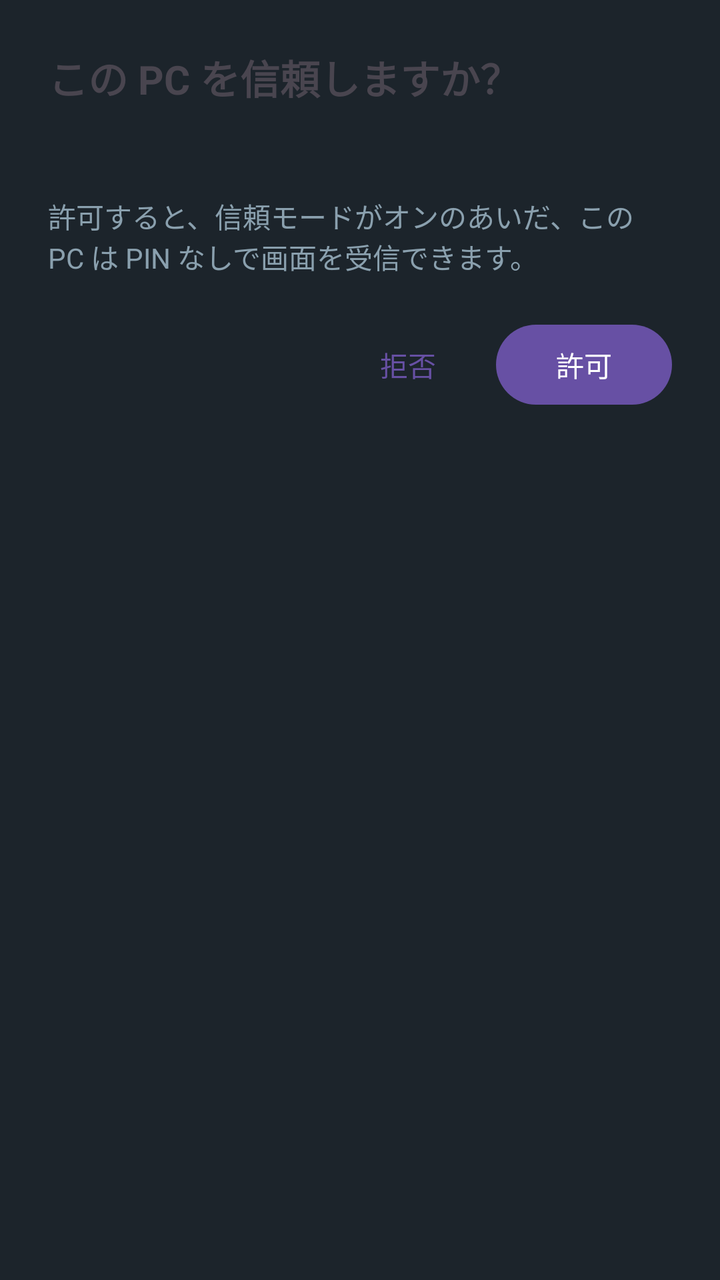
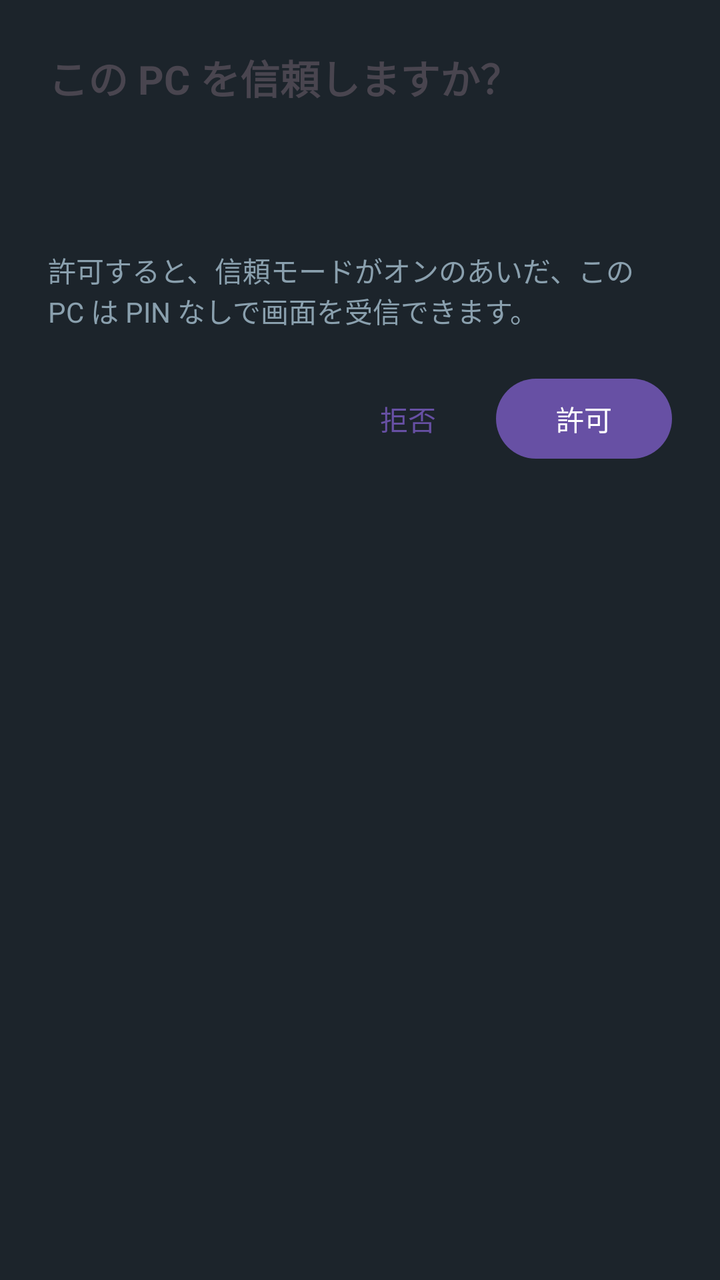

Two renders of the same Android screen: before a commit and after it. Below are the layout's source before the change and the commit's diff.
<!-- AndroidManifest.xml: activity theme Theme.TrustPrompt -->
<!-- res/layout/activity_trust_prompt.xml -->
<?xml version="1.0" encoding="utf-8"?>
<LinearLayout xmlns:android="http://schemas.android.com/apk/res/android"
    android:layout_width="match_parent"
    android:layout_height="wrap_content"
    android:orientation="vertical"
    android:padding="24dp">

    <TextView
        android:layout_width="match_parent"
        android:layout_height="wrap_content"
        android:text="この PC を信頼しますか？"
        android:textSize="20sp"
        android:textStyle="bold" />

    <TextView
        android:id="@+id/pcName"
        android:layout_width="match_parent"
        android:layout_height="wrap_content"
        android:layout_marginTop="12dp"
        android:textSize="18sp" />

    <TextView
        android:layout_width="match_parent"
        android:layout_height="wrap_content"
        android:layout_marginTop="8dp"
        android:text="許可すると、信頼モードがオンのあいだ、この PC は PIN なしで画面を受信できます。"
        android:textColor="#8AA0AE" />

    <LinearLayout
        android:layout_width="match_parent"
        android:layout_height="wrap_content"
        android:layout_marginTop="20dp"
        android:gravity="end"
        android:orientation="horizontal">

        <com.google.android.material.button.MaterialButton
            android:id="@+id/denyButton"
            style="@style/Widget.Material3.Button.TextButton"
            android:layout_width="wrap_content"
            android:layout_height="wrap_content"
            android:text="拒否" />

        <com.google.android.material.button.MaterialButton
            android:id="@+id/allowButton"
            android:layout_width="wrap_content"
            android:layout_height="wrap_content"
            android:text="許可" />
    </LinearLayout>
</LinearLayout>
<!-- resources referenced by this layout -->
<resources>
  <style name="Theme.TrustPrompt" parent="Theme.Material3.DayNight.Dialog">
          <item name="android:windowBackground">#1C242B</item>
      </style>
</resources>

<!-- the commit's change to res/layout/activity_trust_prompt.xml (unified diff, before → after) -->
@@ -18,6 +18,13 @@
         android:layout_height="wrap_content"
         android:layout_marginTop="12dp"
         android:textSize="18sp" />
+
+    <TextView
+        android:id="@+id/promptMessage"
+        android:layout_width="match_parent"
+        android:layout_height="wrap_content"
+        android:layout_marginTop="8dp"
+        android:textColor="#FF8A80" />
 
     <TextView
         android:layout_width="match_parent"
